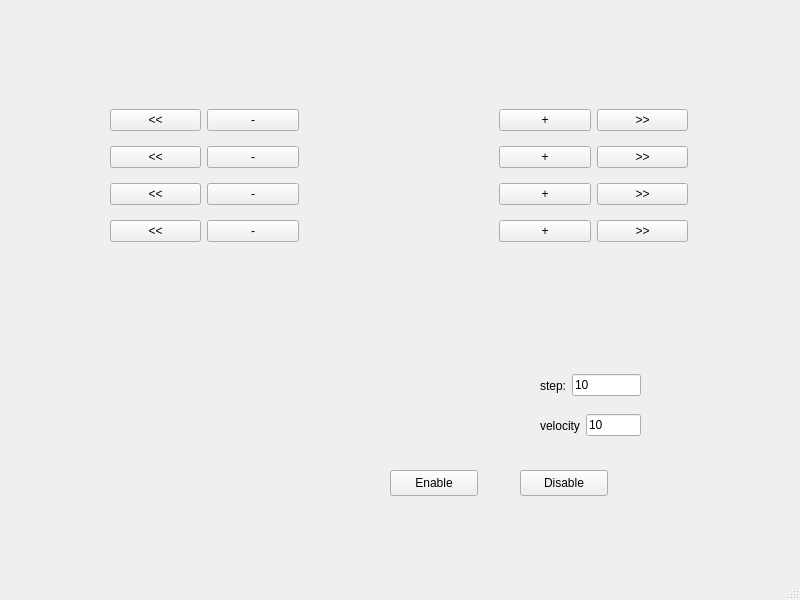
The window that src/UI/ui/mainwindow.ui (jintaoChan/711robot) describes before a commit, drawn with Qt 5.
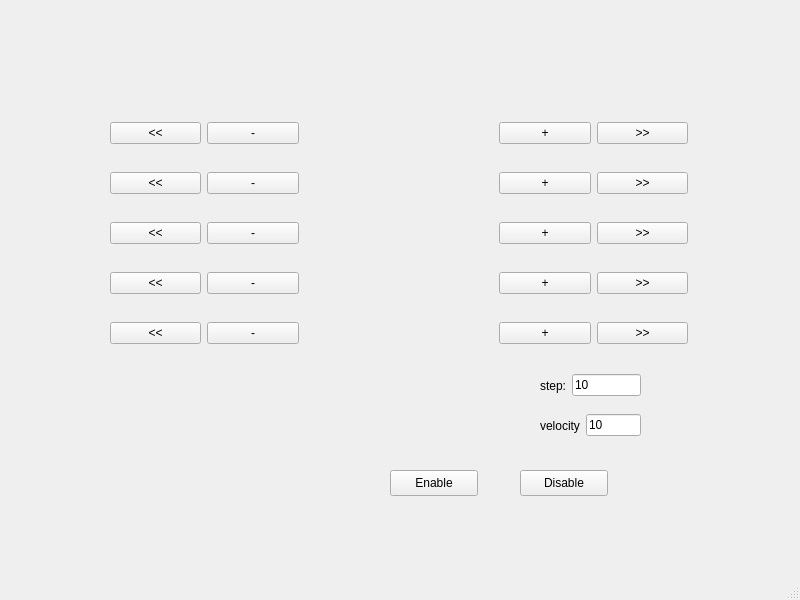
The same window after the commit.

The edit to the form file:
```diff
--- a/src/UI/ui/mainwindow.ui
+++ b/src/UI/ui/mainwindow.ui
@@ -20,7 +20,7 @@
       <x>110</x>
       <y>100</y>
       <width>578</width>
-      <height>151</height>
+      <height>270</height>
      </rect>
     </property>
     <layout class="QHBoxLayout" name="horizontalLayout">
@@ -54,6 +54,13 @@
          </property>
         </widget>
        </item>
+       <item>
+        <widget class="QPushButton" name="button_joint6_back_velo">
+         <property name="text">
+          <string>&lt;&lt;</string>
+         </property>
+        </widget>
+       </item>
       </layout>
      </item>
      <item>
@@ -86,6 +93,13 @@
          </property>
         </widget>
        </item>
+       <item>
+        <widget class="QPushButton" name="button_joint6_back">
+         <property name="text">
+          <string>-</string>
+         </property>
+        </widget>
+       </item>
       </layout>
      </item>
      <item>
@@ -197,6 +211,13 @@
          </property>
         </widget>
        </item>
+       <item>
+        <widget class="QPushButton" name="button_joint6_forw">
+         <property name="text">
+          <string>+</string>
+         </property>
+        </widget>
+       </item>
       </layout>
      </item>
      <item>
@@ -229,6 +250,13 @@
          </property>
         </widget>
        </item>
+       <item>
+        <widget class="QPushButton" name="button_joint6_forw_velo">
+         <property name="text">
+          <string>&gt;&gt;</string>
+         </property>
+        </widget>
+       </item>
       </layout>
      </item>
     </layout>
```
Left out of the diff: 16 changed lines with no effect on the pictures.
